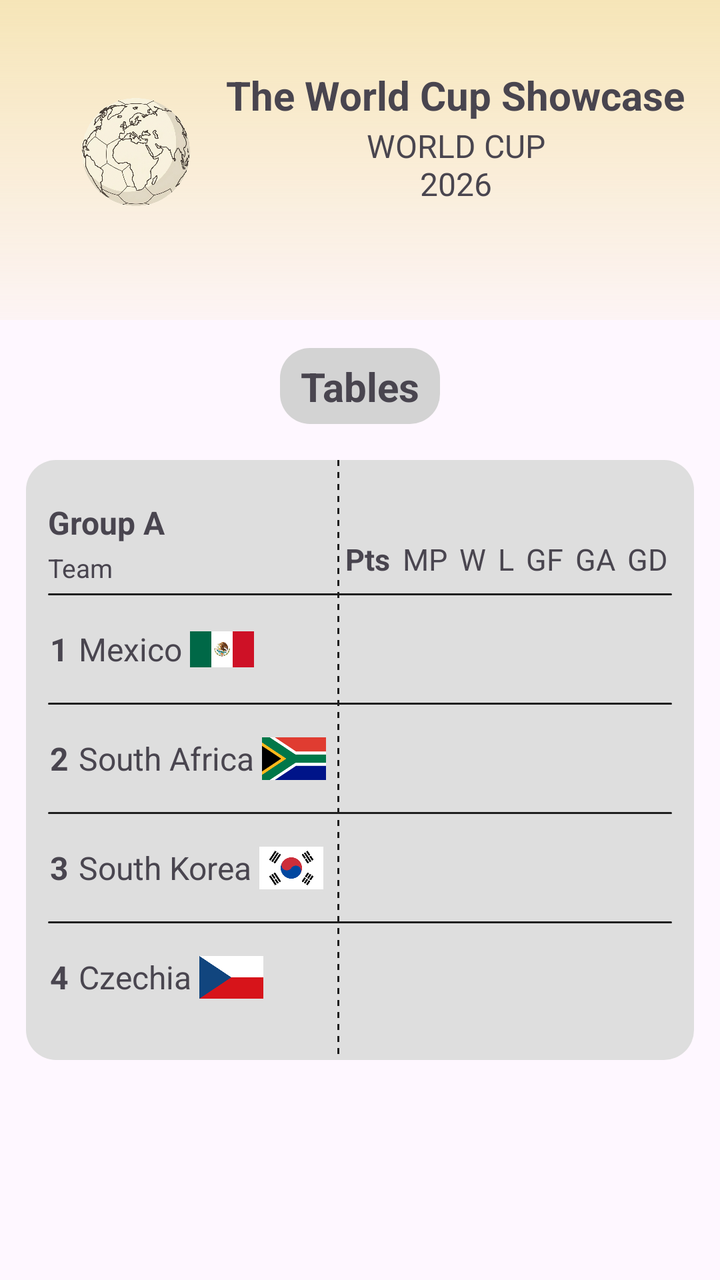
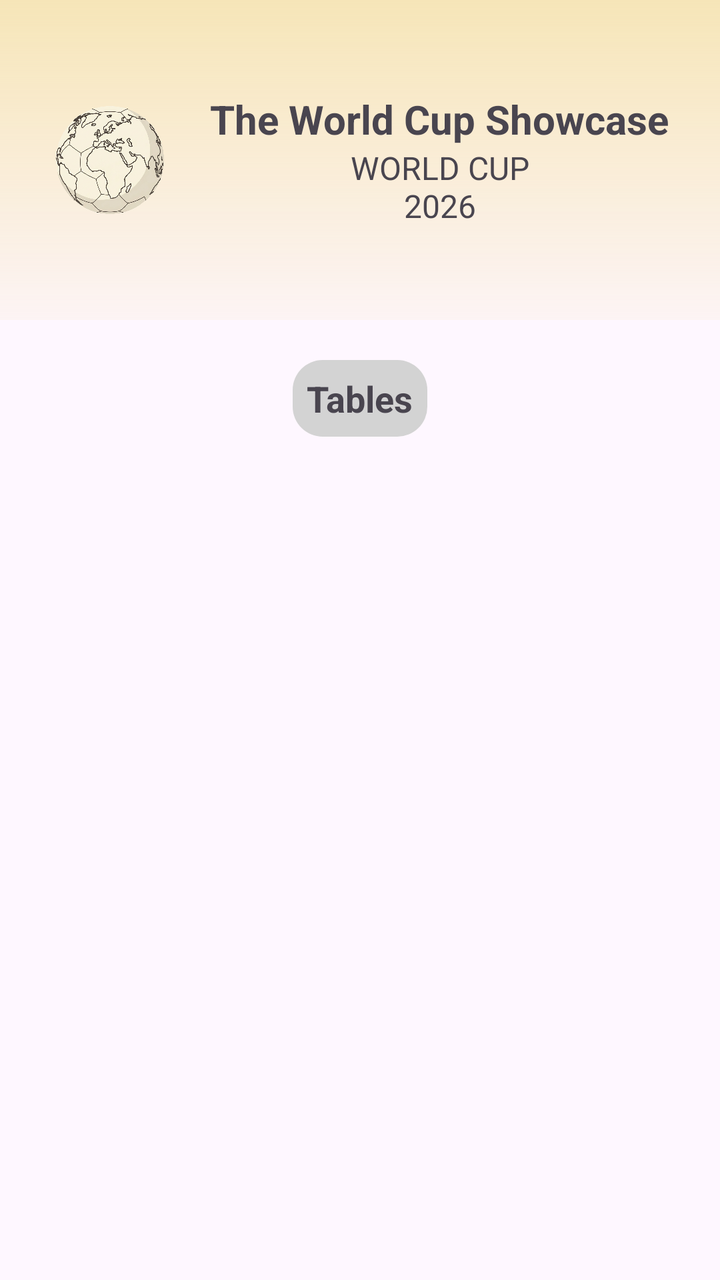

Two renders of the same Android screen: before a commit and after it. Below are the layout's source before the change and the commit's diff.
<!-- AndroidManifest.xml: application theme Theme.App_Copa_do_Mundo -->
<!-- res/layout/activity_tabelas.xml -->
<?xml version="1.0" encoding="utf-8"?>
<androidx.constraintlayout.widget.ConstraintLayout xmlns:android="http://schemas.android.com/apk/res/android"
    xmlns:app="http://schemas.android.com/apk/res-auto"
    xmlns:tools="http://schemas.android.com/tools"
    android:id="@+id/main"
    android:layout_width="match_parent"
    android:layout_height="match_parent"
    tools:context=".tabelas"
    android:orientation="vertical">


    <View
        android:id="@+id/view"
        android:layout_width="0dp"
        android:layout_height="160dp"
        android:background="@drawable/gradiente_banner_superior"
        app:layout_constraintEnd_toEndOf="parent"
        app:layout_constraintStart_toStartOf="parent"
        app:layout_constraintTop_toTopOf="parent">

    </View>


    <ImageView
        android:id="@+id/img_logo_id"
        android:layout_width="80dp"
        android:layout_height="80dp"
        android:layout_marginStart="28dp"
        android:src="@drawable/img_logo"
        app:layout_constraintBottom_toBottomOf="@+id/view"
        app:layout_constraintStart_toStartOf="parent"
        app:layout_constraintTop_toTopOf="parent"
        app:layout_constraintVertical_bias="0.45">

    </ImageView>

    <TextView
        android:id="@+id/txt_nome_do_app"
        android:layout_width="wrap_content"
        android:layout_height="wrap_content"
        android:layout_marginTop="34dp"
        android:layout_marginStart="5dp"
        android:gravity="center"
        android:text="@string/nome_do_app"
        android:textSize="20sp"


        android:textStyle="bold"
        app:layout_constraintEnd_toEndOf="parent"
        app:layout_constraintHorizontal_bias="0.0"
        app:layout_constraintStart_toEndOf="@+id/img_logo_id"
        app:layout_constraintTop_toTopOf="parent" />

    <TextView
        android:id="@+id/descricao_nome"
        android:layout_width="wrap_content"
        android:layout_height="wrap_content"
        android:layout_marginTop="1dp"
        android:gravity="center"
        android:text="@string/descricao_nome"
        android:textSize="16sp"
        app:layout_constraintHorizontal_bias="0.5"
        app:layout_constraintEnd_toEndOf="@+id/txt_nome_do_app"
        app:layout_constraintStart_toStartOf="@+id/txt_nome_do_app"
        app:layout_constraintTop_toBottomOf="@+id/txt_nome_do_app" />

    <ScrollView
        android:id="@+id/scrollView2"
        android:layout_width="0dp"
        android:layout_height="0dp"
        android:scrollbars="vertical"
        android:fillViewport="true"

        app:layout_constraintBottom_toBottomOf="parent"
        app:layout_constraintEnd_toEndOf="parent"
        app:layout_constraintHorizontal_bias="0.0"
        app:layout_constraintStart_toStartOf="parent"
        app:layout_constraintTop_toBottomOf="@+id/view"
        app:layout_constraintVertical_bias="0.0">

        <androidx.constraintlayout.widget.ConstraintLayout
            android:layout_width="match_parent"
            android:layout_height="match_parent">

            <View
                android:id="@+id/view4"
                android:layout_width="80dp"
                android:layout_height="38dp"
                android:layout_marginTop="14dp"
                android:background="@drawable/forma_arredondada"
                android:backgroundTint="@color/cor_fundo_tabelas_nome"
                app:layout_constraintEnd_toEndOf="parent"
                app:layout_constraintStart_toStartOf="parent"
                app:layout_constraintTop_toTopOf="parent">

            </View>

            <TextView
                android:id="@+id/textView"
                android:layout_width="wrap_content"
                android:layout_height="wrap_content"
                android:text="@string/tabelas"
                android:textSize="20sp"
                android:textStyle="bold"
                app:layout_constraintBottom_toBottomOf="@+id/view4"
                app:layout_constraintEnd_toEndOf="@+id/view4"
                app:layout_constraintStart_toStartOf="@+id/view4"
                app:layout_constraintTop_toTopOf="@+id/view4">

            </TextView>


            <View
                android:id="@+id/view8"
                android:layout_width="0dp"
                android:layout_height="300dp"
                android:layout_marginStart="13dp"
                android:layout_marginTop="18dp"
                android:layout_marginEnd="13dp"
                android:background="@drawable/forma_arredondada"
                android:backgroundTint="@color/fundo_tabelas"
                app:layout_constraintEnd_toEndOf="parent"
                app:layout_constraintHorizontal_bias="0.0"
                app:layout_constraintStart_toStartOf="parent"
                app:layout_constraintTop_toBottomOf="@+id/view4">

            </View>

            <View
                android:layout_width="1dp"
                android:layout_height="0dp"
                android:layout_marginEnd="3dp"
                android:background="@drawable/linha_vertical"
                app:layout_constraintBottom_toBottomOf="@+id/view8"
                app:layout_constraintEnd_toStartOf="@+id/textView18"
                app:layout_constraintTop_toTopOf="@+id/view8"
                app:layout_constraintVertical_bias="0.0">

            </View>

            <View
                android:id="@+id/view3"
                android:layout_width="0dp"
                android:layout_height="1dp"

                android:layout_marginTop="90dp"
                android:layout_marginEnd="24dp"
                android:background="@drawable/forma_arredondada"
                android:backgroundTint="@color/cor_separacao"


                app:layout_constraintEnd_toEndOf="parent"
                app:layout_constraintHorizontal_bias="0.0"
                app:layout_constraintStart_toStartOf="@+id/textView4"
                app:layout_constraintTop_toBottomOf="@+id/textView">

            </View>


            <TextView
                android:layout_width="wrap_content"
                android:layout_height="wrap_content"
                android:text="@string/grupo_a"
                android:textSize="16sp"
                android:textStyle="bold"
                android:layout_marginBottom="3dp"

                app:layout_constraintBottom_toTopOf="@+id/textView19"
                app:layout_constraintStart_toStartOf="@+id/textView19">

            </TextView>

            <TextView
                android:id="@+id/textView19"
                android:layout_width="wrap_content"
                android:layout_height="wrap_content"
                android:layout_marginBottom="4dp"
                android:text="@string/time"
                android:textSize="13sp"
                app:layout_constraintBottom_toTopOf="@+id/view3"
                app:layout_constraintStart_toStartOf="@+id/view3">

            </TextView>

            <TextView
                android:id="@+id/textView18"
                android:layout_width="wrap_content"
                android:layout_height="wrap_content"
                android:layout_marginEnd="6dp"
                android:text="@string/pontos"
                android:textSize="15sp"

                android:textStyle="bold"
                app:layout_constraintBottom_toTopOf="@+id/view3"
                app:layout_constraintEnd_toStartOf="@+id/textView5"
                app:layout_constraintTop_toBottomOf="@+id/textView"
                app:layout_constraintVertical_bias="0.9">

            </TextView>

            <TextView
                android:id="@+id/textView5"
                android:layout_width="wrap_content"
                android:layout_height="wrap_content"
                android:layout_marginEnd="6dp"
                android:textSize="15sp"
                android:text="@string/partidas_jogadas"
                app:layout_constraintEnd_toStartOf="@+id/textView12"
                app:layout_constraintTop_toTopOf="@+id/textView18">

            </TextView>

            <TextView
                android:id="@+id/textView12"
                android:layout_width="wrap_content"
                android:layout_height="wrap_content"
                android:layout_marginEnd="6dp"
                android:textSize="15sp"
                android:text="@string/vitorias"
                app:layout_constraintEnd_toStartOf="@+id/textView14"
                app:layout_constraintTop_toTopOf="@+id/textView5">

            </TextView>

            <TextView
                android:id="@+id/textView14"
                android:layout_width="wrap_content"
                android:layout_height="wrap_content"
                android:layout_marginEnd="6dp"
                android:textSize="15sp"
                android:text="@string/derrotas"
                app:layout_constraintEnd_toStartOf="@+id/textView15"
                app:layout_constraintTop_toTopOf="@+id/textView12">

            </TextView>

            <TextView
                android:id="@+id/textView15"
                android:layout_width="wrap_content"
                android:layout_height="wrap_content"
                android:layout_marginEnd="6dp"
                android:textSize="15sp"
                android:text="@string/gols_marcados"
                app:layout_constraintEnd_toStartOf="@+id/textView16"
                app:layout_constraintTop_toTopOf="@+id/textView14">

            </TextView>

            <TextView
                android:id="@+id/textView16"
                android:layout_width="wrap_content"
                android:layout_height="wrap_content"
                android:layout_marginEnd="6dp"
                android:textSize="15sp"
                android:text="@string/gold_contra"
                app:layout_constraintEnd_toStartOf="@+id/textView17"
                app:layout_constraintTop_toTopOf="@+id/textView15">

            </TextView>

            <TextView
                android:id="@+id/textView17"
                android:layout_width="wrap_content"
                android:layout_height="wrap_content"
                android:layout_marginEnd="26dp"
                android:textSize="15sp"
                android:text="@string/saldo_de_gols"
                app:layout_constraintEnd_toEndOf="parent"
                app:layout_constraintTop_toTopOf="@+id/textView16">

            </TextView>

            <TextView
                android:id="@+id/textView4"
                android:layout_width="wrap_content"
                android:layout_height="wrap_content"
                android:layout_marginStart="24dp"
                android:layout_marginTop="16dp"
                android:textStyle="bold"

                android:paddingStart="1dp"

                android:layout_marginBottom="15dp"
                android:text="@string/primeiro_tabela"
                android:textSize="16sp"

                app:layout_constraintStart_toStartOf="parent"
                app:layout_constraintTop_toBottomOf="@+id/view3">

            </TextView>

            <TextView
                android:id="@+id/textView2"
                android:layout_width="wrap_content"
                android:layout_height="wrap_content"
                android:layout_marginStart="5dp"

                android:text="@string/mexico"
                android:textSize="16sp"

                app:layout_constraintStart_toEndOf="@+id/textView4"
                app:layout_constraintTop_toTopOf="@+id/textView4">

            </TextView>

            <ImageView
                android:layout_width="32dp"
                android:layout_height="32dp"
                android:layout_marginStart="4dp"
                android:src="@drawable/bandeira_mexico"
                app:layout_constraintBottom_toBottomOf="@+id/textView2"
                app:layout_constraintStart_toEndOf="@+id/textView2"
                app:layout_constraintTop_toTopOf="@+id/textView2">

            </ImageView>

            <View
                android:id="@+id/view2"
                android:layout_width="0dp"
                android:layout_height="1dp"
                android:layout_marginTop="16dp"

                android:background="@drawable/forma_arredondada"
                android:backgroundTint="@color/cor_separacao"

                app:layout_constraintEnd_toEndOf="@+id/view3"
                app:layout_constraintHorizontal_bias="0.0"
                app:layout_constraintStart_toStartOf="@+id/textView4"
                app:layout_constraintTop_toBottomOf="@+id/textView4">

            </View>

            <TextView
                android:id="@+id/textView20"
                android:layout_width="wrap_content"
                android:layout_height="wrap_content"
                android:layout_marginTop="16dp"
                android:paddingStart="1dp"
                android:text="@string/segundo_tabela"
                android:textStyle="bold"
                android:textSize="16sp"
                app:layout_constraintStart_toStartOf="@+id/view2"
                app:layout_constraintTop_toBottomOf="@+id/view2">

            </TextView>

            <TextView
                android:id="@+id/textView23"
                android:layout_width="wrap_content"
                android:layout_height="wrap_content"
                android:layout_marginStart="5dp"
                android:text="@string/africa_sul"
                android:textSize="16sp"
                app:layout_constraintStart_toEndOf="@+id/textView20"
                app:layout_constraintTop_toTopOf="@+id/textView20">

            </TextView>

            <ImageView
                android:layout_width="32dp"
                android:layout_height="32dp"
                android:src="@drawable/bandeira_africa_sul"
                android:layout_marginStart="4dp"
                app:layout_constraintBottom_toBottomOf="@+id/textView23"
                app:layout_constraintStart_toEndOf="@+id/textView23"
                app:layout_constraintTop_toTopOf="@+id/textView23">

            </ImageView>

            <View
                android:id="@+id/view6"
                android:layout_width="0dp"
                android:layout_height="1dp"
                android:layout_marginTop="16dp"
                android:background="@drawable/forma_arredondada"
                android:backgroundTint="@color/cor_separacao"
                app:layout_constraintEnd_toEndOf="@+id/view2"
                app:layout_constraintStart_toStartOf="@+id/textView20"
                app:layout_constraintTop_toBottomOf="@+id/textView20">

            </View>

            <TextView
                android:id="@+id/textView21"
                android:layout_width="wrap_content"
                android:layout_height="wrap_content"
                android:layout_marginTop="16dp"
                android:paddingStart="1dp"
                android:text="@string/terceiro_tabela"
                android:textStyle="bold"
                android:textSize="16sp"
                app:layout_constraintStart_toStartOf="@+id/view6"
                app:layout_constraintTop_toBottomOf="@+id/view6">

            </TextView>

            <TextView
                android:id="@+id/textView24"
                android:layout_width="wrap_content"
                android:layout_height="wrap_content"
                android:layout_marginStart="5dp"
                android:text="@string/coreia_sul"
                android:textSize="16sp"
                app:layout_constraintStart_toEndOf="@+id/textView21"
                app:layout_constraintTop_toTopOf="@+id/textView21">

            </TextView>

            <ImageView
                android:layout_width="32dp"
                android:layout_height="32dp"
                android:src="@drawable/bandeira_coreia_sul"
                android:layout_marginStart="4dp"
                app:layout_constraintBottom_toBottomOf="@+id/textView24"
                app:layout_constraintStart_toEndOf="@+id/textView24"
                app:layout_constraintTop_toTopOf="@+id/textView24">

            </ImageView>

            <View
                android:id="@+id/view7"
                android:layout_width="0dp"
                android:layout_height="1dp"
                android:layout_marginTop="16dp"
                android:background="@drawable/forma_arredondada"
                android:backgroundTint="@color/cor_separacao"
                app:layout_constraintEnd_toEndOf="@+id/view6"
                app:layout_constraintStart_toStartOf="@+id/textView21"
                app:layout_constraintTop_toBottomOf="@+id/textView21">

            </View>

            <TextView
                android:id="@+id/textView22"
                android:layout_width="wrap_content"
                android:layout_height="wrap_content"
                android:layout_marginTop="16dp"
                android:paddingStart="1dp"
                android:text="@string/quarto_tabela"
                android:textSize="16sp"
                android:textStyle="bold"
                app:layout_constraintStart_toStartOf="@+id/view7"
                app:layout_constraintTop_toBottomOf="@+id/view7">

            </TextView>

            <TextView
                android:id="@+id/textView25"
                android:layout_width="wrap_content"
                android:layout_height="wrap_content"
                android:layout_marginStart="5dp"
                android:text="@string/tchequia"
                android:textSize="16sp"
                app:layout_constraintStart_toEndOf="@+id/textView22"
                app:layout_constraintTop_toTopOf="@+id/textView22">

            </TextView>

            <ImageView
                android:layout_width="32dp"
                android:layout_height="32dp"
                android:src="@drawable/bandeira_tchequia"
                android:layout_marginStart="4dp"
                app:layout_constraintBottom_toBottomOf="@+id/textView25"
                app:layout_constraintStart_toEndOf="@+id/textView25"
                app:layout_constraintTop_toTopOf="@+id/textView25">

            </ImageView>


        </androidx.constraintlayout.widget.ConstraintLayout>


    </ScrollView>


</androidx.constraintlayout.widget.ConstraintLayout>
<!-- resources referenced by this layout -->
<resources>
  <color name="cor_fundo_tabelas_nome">#d3d3d3</color>
  <color name="cor_separacao">#1F1F1F</color>
  <color name="fundo_tabelas">#DEDEDE</color>
  <!-- drawable bandeira_africa_sul: png bitmap (drawable, 1346 bytes) -->
  <!-- drawable bandeira_coreia_sul: png bitmap (drawable, 9836 bytes) -->
  <!-- drawable bandeira_mexico: png bitmap (drawable, 14105 bytes) -->
  <!-- drawable bandeira_tchequia: png bitmap (drawable, 1181 bytes) -->
  <!-- drawable forma_arredondada (drawable) -->
  <?xml version="1.0" encoding="utf-8"?>
  <shape xmlns:android="http://schemas.android.com/apk/res/android"
      android:shape="rectangle">
  
      <corners android:radius="15dp"> </corners>
  
  </shape>
  <!-- drawable gradiente_banner_superior (drawable) -->
  <?xml version="1.0" encoding="utf-8"?>
  <shape xmlns:android="http://schemas.android.com/apk/res/android">
  
      <gradient
          android:startColor="@color/cor_banner_superior_start"
          android:endColor="@color/cor_banner_superior_end"
          android:centerColor="@color/cor_banner_superior_center"
          android:angle="120"
          android:centerY="90"/>
  
  </shape>
  <!-- drawable img_logo: png bitmap (drawable, 825387 bytes) -->
  <!-- drawable linha_vertical (drawable) -->
  <layer-list xmlns:android="http://schemas.android.com/apk/res/android">
      <item
          android:left="-300dp"
          android:right="-300dp">
          <rotate
              android:fromDegrees="90"
              android:toDegrees="90">
              <shape android:shape="line">
                  <stroke
                      android:width="1dp"
                      android:dashGap="3dp"
                      android:dashWidth="3dp"
                      android:color="@color/cor_separacao" />
              </shape>
          </rotate>
      </item>
  </layer-list>
  <string name="africa_sul">South Africa</string>
  <string name="coreia_sul">South Korea</string>
  <string name="derrotas">L</string>
  <string name="descricao_nome">WORLD CUP\n2026</string>
  <string name="gold_contra">GA</string>
  <string name="gols_marcados">GF</string>
  <string name="grupo_a">Group A</string>
  <string name="mexico">Mexico</string>
  <string name="nome_do_app">The World Cup Showcase</string>
  <string name="partidas_jogadas">MP</string>
  <string name="pontos">Pts</string>
  <string name="primeiro_tabela">1</string>
  <string name="quarto_tabela">4</string>
  <string name="saldo_de_gols">GD</string>
  <string name="segundo_tabela">2</string>
  <string name="tabelas">Tables</string>
  <string name="tchequia">Czechia</string>
  <string name="terceiro_tabela">3</string>
  <string name="time">Team</string>
  <string name="vitorias">W</string>
  <style name="Theme.App_Copa_do_Mundo" parent="Base.Theme.App_Copa_do_Mundo" />
  <color name="cor_banner_superior_start">#F6E5B8</color>
  <color name="cor_banner_superior_end">#FFF8F2</color>
  <color name="cor_banner_superior_center">#27F6E5B8</color>
  <style name="Base.Theme.App_Copa_do_Mundo" parent="Theme.Material3.DayNight.NoActionBar">
  
          <item name="android:statusBarColor">@color/cor_banner_superior_start</item>
          <item name="android:windowLightStatusBar">true</item>
      </style>
</resources>

<!-- the commit's change to res/layout/activity_tabelas.xml (unified diff, before → after) -->
@@ -1,477 +1,92 @@
 <?xml version="1.0" encoding="utf-8"?>
-<androidx.constraintlayout.widget.ConstraintLayout xmlns:android="http://schemas.android.com/apk/res/android"
+<LinearLayout xmlns:android="http://schemas.android.com/apk/res/android"
     xmlns:app="http://schemas.android.com/apk/res-auto"
     xmlns:tools="http://schemas.android.com/tools"
     android:id="@+id/main"
     android:layout_width="match_parent"
     android:layout_height="match_parent"
-    tools:context=".tabelas"
+    tools:context=".Tabelas"
     android:orientation="vertical">
 
-
-    <View
-        android:id="@+id/view"
-        android:layout_width="0dp"
+    <LinearLayout
+        android:layout_width="match_parent"
         android:layout_height="160dp"
         android:background="@drawable/gradiente_banner_superior"
-        app:layout_constraintEnd_toEndOf="parent"
-        app:layout_constraintStart_toStartOf="parent"
-        app:layout_constraintTop_toTopOf="parent">
+        android:orientation="horizontal"
+        android:gravity="center">
 
-    </View>
+        <ImageView
+            android:id="@+id/img_logo_id"
+            android:layout_width="80dp"
+            android:layout_height="80dp"
+            android:src="@drawable/img_logo" />
+
+        <LinearLayout
+            android:id="@+id/display_nome"
+            android:layout_width="250dp"
+            android:layout_height="wrap_content"
+            android:gravity="center"
+            android:orientation="vertical">
+
+            <TextView
+                android:id="@+id/txt_nome_do_app"
+                android:layout_width="wrap_content"
+                android:layout_height="wrap_content"
+                android:text="@string/nome_do_app"
+                android:textSize="20sp"
+                android:textStyle="bold"
+                android:gravity="center" />
+
+            <TextView
+                android:id="@+id/descricao_nome"
+                android:layout_width="wrap_content"
+                android:layout_height="wrap_content"
+                android:text="@string/descricao_nome"
+                android:textSize="16sp"
+                android:gravity="center" />
+
+        </LinearLayout>
+
+    </LinearLayout>
 
 
-    <ImageView
-        android:id="@+id/img_logo_id"
-        android:layout_width="80dp"
-        android:layout_height="80dp"
-        android:layout_marginStart="28dp"
-        android:src="@drawable/img_logo"
-        app:layout_constraintBottom_toBottomOf="@+id/view"
-        app:layout_constraintStart_toStartOf="parent"
-        app:layout_constraintTop_toTopOf="parent"
-        app:layout_constraintVertical_bias="0.45">
+    <LinearLayout
+        android:layout_width="match_parent"
+        android:layout_height="wrap_content"
+        android:gravity="center"
+        android:layout_marginTop="20dp"
+        android:orientation="vertical">
 
-    </ImageView>
-
-    <TextView
-        android:id="@+id/txt_nome_do_app"
-        android:layout_width="wrap_content"
-        android:layout_height="wrap_content"
-        android:layout_marginTop="34dp"
-        android:layout_marginStart="5dp"
-        android:gravity="center"
-        android:text="@string/nome_do_app"
-        android:textSize="20sp"
-
-
-        android:textStyle="bold"
-        app:layout_constraintEnd_toEndOf="parent"
-        app:layout_constraintHorizontal_bias="0.0"
-        app:layout_constraintStart_toEndOf="@+id/img_logo_id"
-        app:layout_constraintTop_toTopOf="parent" />
-
-    <TextView
-        android:id="@+id/descricao_nome"
-        android:layout_width="wrap_content"
-        android:layout_height="wrap_content"
-        android:layout_marginTop="1dp"
-        android:gravity="center"
-        android:text="@string/descricao_nome"
-        android:textSize="16sp"
-        app:layout_constraintHorizontal_bias="0.5"
-        app:layout_constraintEnd_toEndOf="@+id/txt_nome_do_app"
-        app:layout_constraintStart_toStartOf="@+id/txt_nome_do_app"
-        app:layout_constraintTop_toBottomOf="@+id/txt_nome_do_app" />
-
-    <ScrollView
-        android:id="@+id/scrollView2"
-        android:layout_width="0dp"
-        android:layout_height="0dp"
-        android:scrollbars="vertical"
-        android:fillViewport="true"
-
-        app:layout_constraintBottom_toBottomOf="parent"
-        app:layout_constraintEnd_toEndOf="parent"
-        app:layout_constraintHorizontal_bias="0.0"
-        app:layout_constraintStart_toStartOf="parent"
-        app:layout_constraintTop_toBottomOf="@+id/view"
-        app:layout_constraintVertical_bias="0.0">
-
-        <androidx.constraintlayout.widget.ConstraintLayout
-            android:layout_width="match_parent"
-            android:layout_height="match_parent">
-
-            <View
-                android:id="@+id/view4"
-                android:layout_width="80dp"
-                android:layout_height="38dp"
-                android:layout_marginTop="14dp"
-                android:background="@drawable/forma_arredondada"
-                android:backgroundTint="@color/cor_fundo_tabelas_nome"
-                app:layout_constraintEnd_toEndOf="parent"
-                app:layout_constraintStart_toStartOf="parent"
-                app:layout_constraintTop_toTopOf="parent">
-
-            </View>
-
-            <TextView
-                android:id="@+id/textView"
-                android:layout_width="wrap_content"
-                android:layout_height="wrap_content"
-                android:text="@string/tabelas"
-                android:textSize="20sp"
-                android:textStyle="bold"
-                app:layout_constraintBottom_toBottomOf="@+id/view4"
-                app:layout_constraintEnd_toEndOf="@+id/view4"
-                app:layout_constraintStart_toStartOf="@+id/view4"
-                app:layout_constraintTop_toTopOf="@+id/view4">
-
-            </TextView>
-
-
-            <View
-                android:id="@+id/view8"
-                android:layout_width="0dp"
-                android:layout_height="300dp"
-                android:layout_marginStart="13dp"
-                android:layout_marginTop="18dp"
-                android:layout_marginEnd="13dp"
-                android:background="@drawable/forma_arredondada"
-                android:backgroundTint="@color/fundo_tabelas"
-                app:layout_constraintEnd_toEndOf="parent"
-                app:layout_constraintHorizontal_bias="0.0"
-                app:layout_constraintStart_toStartOf="parent"
-                app:layout_constraintTop_toBottomOf="@+id/view4">
-
-            </View>
-
-            <View
-                android:layout_width="1dp"
-                android:layout_height="0dp"
-                android:layout_marginEnd="3dp"
-                android:background="@drawable/linha_vertical"
-                app:layout_constraintBottom_toBottomOf="@+id/view8"
-                app:layout_constraintEnd_toStartOf="@+id/textView18"
-                app:layout_constraintTop_toTopOf="@+id/view8"
-                app:layout_constraintVertical_bias="0.0">
-
-            </View>
-
-            <View
-                android:id="@+id/view3"
-                android:layout_width="0dp"
-                android:layout_height="1dp"
-
-                android:layout_marginTop="90dp"
-                android:layout_marginEnd="24dp"
-                android:background="@drawable/forma_arredondada"
-                android:backgroundTint="@color/cor_separacao"
-
-
-                app:layout_constraintEnd_toEndOf="parent"
-                app:layout_constraintHorizontal_bias="0.0"
-                app:layout_constraintStart_toStartOf="@+id/textView4"
-                app:layout_constraintTop_toBottomOf="@+id/textView">
-
-            </View>
-
+        <LinearLayout
+            android:layout_width="wrap_content"
+            android:layout_height="wrap_content"
+            android:background="@drawable/forma_arredondada"
+            android:backgroundTint="@color/cor_fundo_tabelas_nome"
+            android:gravity="center">
 
             <TextView
                 android:layout_width="wrap_content"
                 android:layout_height="wrap_content"
-                android:text="@string/grupo_a"
-                android:textSize="16sp"
-                android:textStyle="bold"
-                android:layout_marginBottom="3dp"
-
-                app:layout_constraintBottom_toTopOf="@+id/textView19"
-                app:layout_constraintStart_toStartOf="@+id/textView19">
+                android:text="@string/tabelas"
+                android:layout_marginTop="7dp"
+                android:layout_marginEnd="7dp"
+                android:layout_marginBottom="7dp"
+                android:layout_marginStart="7dp"
+                android:textSize="18sp"
+                android:textStyle="bold">
 
             </TextView>
 
-            <TextView
-                android:id="@+id/textView19"
-                android:layout_width="wrap_content"
-                android:layout_height="wrap_content"
-                android:layout_marginBottom="4dp"
-                android:text="@string/time"
-                android:textSize="13sp"
-                app:layout_constraintBottom_toTopOf="@+id/view3"
-                app:layout_constraintStart_toStartOf="@+id/view3">
+        </LinearLayout>
 
-            </TextView>
+    </LinearLayout>
 
-            <TextView
-                android:id="@+id/textView18"
-                android:layout_width="wrap_content"
-                android:layout_height="wrap_content"
-                android:layout_marginEnd="6dp"
-                android:text="@string/pontos"
-                android:textSize="15sp"
+    <androidx.recyclerview.widget.RecyclerView
+        android:id="@+id/recyclerTabela"
+        android:layout_width="match_parent"
+        android:layout_height="0dp"
+        android:layout_weight="1"
+        android:layout_marginBottom="10dp"
+        android:layout_marginTop="5dp"/>
 
-                android:textStyle="bold"
-                app:layout_constraintBottom_toTopOf="@+id/view3"
-                app:layout_constraintEnd_toStartOf="@+id/textView5"
-                app:layout_constraintTop_toBottomOf="@+id/textView"
-                app:layout_constraintVertical_bias="0.9">
-
-            </TextView>
-
-            <TextView
-                android:id="@+id/textView5"
-                android:layout_width="wrap_content"
-                android:layout_height="wrap_content"
-                android:layout_marginEnd="6dp"
-                android:textSize="15sp"
-                android:text="@string/partidas_jogadas"
-                app:layout_constraintEnd_toStartOf="@+id/textView12"
-                app:layout_constraintTop_toTopOf="@+id/textView18">
-
-            </TextView>
-
-            <TextView
-                android:id="@+id/textView12"
-                android:layout_width="wrap_content"
-                android:layout_height="wrap_content"
-                android:layout_marginEnd="6dp"
-                android:textSize="15sp"
-                android:text="@string/vitorias"
-                app:layout_constraintEnd_toStartOf="@+id/textView14"
-                app:layout_constraintTop_toTopOf="@+id/textView5">
-
-            </TextView>
-
-            <TextView
-                android:id="@+id/textView14"
-                android:layout_width="wrap_content"
-                android:layout_height="wrap_content"
-                android:layout_marginEnd="6dp"
-                android:textSize="15sp"
-                android:text="@string/derrotas"
-                app:layout_constraintEnd_toStartOf="@+id/textView15"
-                app:layout_constraintTop_toTopOf="@+id/textView12">
-
-            </TextView>
-
-            <TextView
-                android:id="@+id/textView15"
-                android:layout_width="wrap_content"
-                android:layout_height="wrap_content"
-                android:layout_marginEnd="6dp"
-                android:textSize="15sp"
-                android:text="@string/gols_marcados"
-                app:layout_constraintEnd_toStartOf="@+id/textView16"
-                app:layout_constraintTop_toTopOf="@+id/textView14">
-
-            </TextView>
-
-            <TextView
-                android:id="@+id/textView16"
-                android:layout_width="wrap_content"
-                android:layout_height="wrap_content"
-                android:layout_marginEnd="6dp"
-                android:textSize="15sp"
-                android:text="@string/gold_contra"
-                app:layout_constraintEnd_toStartOf="@+id/textView17"
-                app:layout_constraintTop_toTopOf="@+id/textView15">
-
-            </TextView>
-
-            <TextView
-                android:id="@+id/textView17"
-                android:layout_width="wrap_content"
-                android:layout_height="wrap_content"
-                android:layout_marginEnd="26dp"
-                android:textSize="15sp"
-                android:text="@string/saldo_de_gols"
-                app:layout_constraintEnd_toEndOf="parent"
-                app:layout_constraintTop_toTopOf="@+id/textView16">
-
-            </TextView>
-
-            <TextView
-                android:id="@+id/textView4"
-                android:layout_width="wrap_content"
-                android:layout_height="wrap_content"
-                android:layout_marginStart="24dp"
-                android:layout_marginTop="16dp"
-                android:textStyle="bold"
-
-                android:paddingStart="1dp"
-
-                android:layout_marginBottom="15dp"
-                android:text="@string/primeiro_tabela"
-                android:textSize="16sp"
-
-                app:layout_constraintStart_toStartOf="parent"
-                app:layout_constraintTop_toBottomOf="@+id/view3">
-
-            </TextView>
-
-            <TextView
-                android:id="@+id/textView2"
-                android:layout_width="wrap_content"
-                android:layout_height="wrap_content"
-                android:layout_marginStart="5dp"
-
-                android:text="@string/mexico"
-                android:textSize="16sp"
-
-                app:layout_constraintStart_toEndOf="@+id/textView4"
-                app:layout_constraintTop_toTopOf="@+id/textView4">
-
-            </TextView>
-
-            <ImageView
-                android:layout_width="32dp"
-                android:layout_height="32dp"
-                android:layout_marginStart="4dp"
-                android:src="@drawable/bandeira_mexico"
-                app:layout_constraintBottom_toBottomOf="@+id/textView2"
-                app:layout_constraintStart_toEndOf="@+id/textView2"
-                app:layout_constraintTop_toTopOf="@+id/textView2">
-
-            </ImageView>
-
-            <View
-                android:id="@+id/view2"
-                android:layout_width="0dp"
-                android:layout_height="1dp"
-                android:layout_marginTop="16dp"
-
-                android:background="@drawable/forma_arredondada"
-                android:backgroundTint="@color/cor_separacao"
-
-                app:layout_constraintEnd_toEndOf="@+id/view3"
-                app:layout_constraintHorizontal_bias="0.0"
-                app:layout_constraintStart_toStartOf="@+id/textView4"
-                app:layout_constraintTop_toBottomOf="@+id/textView4">
-
-            </View>
-
-            <TextView
-                android:id="@+id/textView20"
-                android:layout_width="wrap_content"
-                android:layout_height="wrap_content"
-                android:layout_marginTop="16dp"
-                android:paddingStart="1dp"
-                android:text="@string/segundo_tabela"
-                android:textStyle="bold"
-                android:textSize="16sp"
-                app:layout_constraintStart_toStartOf="@+id/view2"
-                app:layout_constraintTop_toBottomOf="@+id/view2">
-
-            </TextView>
-
-            <TextView
-                android:id="@+id/textView23"
-                android:layout_width="wrap_content"
-                android:layout_height="wrap_content"
-                android:layout_marginStart="5dp"
-                android:text="@string/africa_sul"
-                android:textSize="16sp"
-                app:layout_constraintStart_toEndOf="@+id/textView20"
-                app:layout_constraintTop_toTopOf="@+id/textView20">
-
-            </TextView>
-
-            <ImageView
-                android:layout_width="32dp"
-                android:layout_height="32dp"
-                android:src="@drawable/bandeira_africa_sul"
-                android:layout_marginStart="4dp"
-                app:layout_constraintBottom_toBottomOf="@+id/textView23"
-                app:layout_constraintStart_toEndOf="@+id/textView23"
-                app:layout_constraintTop_toTopOf="@+id/textView23">
-
-            </ImageView>
-
-            <View
-                android:id="@+id/view6"
-                android:layout_width="0dp"
-                android:layout_height="1dp"
-                android:layout_marginTop="16dp"
-                android:background="@drawable/forma_arredondada"
-                android:backgroundTint="@color/cor_separacao"
-                app:layout_constraintEnd_toEndOf="@+id/view2"
-                app:layout_constraintStart_toStartOf="@+id/textView20"
-                app:layout_constraintTop_toBottomOf="@+id/textView20">
-
-            </View>
-
-            <TextView
-                android:id="@+id/textView21"
-                android:layout_width="wrap_content"
-                android:layout_height="wrap_content"
-                android:layout_marginTop="16dp"
-                android:paddingStart="1dp"
-                android:text="@string/terceiro_tabela"
-                android:textStyle="bold"
-                android:textSize="16sp"
-                app:layout_constraintStart_toStartOf="@+id/view6"
-                app:layout_constraintTop_toBottomOf="@+id/view6">
-
-            </TextView>
-
-            <TextView
-                android:id="@+id/textView24"
-                android:layout_width="wrap_content"
-                android:layout_height="wrap_content"
-                android:layout_marginStart="5dp"
-                android:text="@string/coreia_sul"
-                android:textSize="16sp"
-                app:layout_constraintStart_toEndOf="@+id/textView21"
-                app:layout_constraintTop_toTopOf="@+id/textView21">
-
-            </TextView>
-
-            <ImageView
-                android:layout_width="32dp"
-                android:layout_height="32dp"
-                android:src="@drawable/bandeira_coreia_sul"
-                android:layout_marginStart="4dp"
-                app:layout_constraintBottom_toBottomOf="@+id/textView24"
-                app:layout_constraintStart_toEndOf="@+id/textView24"
-                app:layout_constraintTop_toTopOf="@+id/textView24">
-
-            </ImageView>
-
-            <View
-                android:id="@+id/view7"
-                android:layout_width="0dp"
-                android:layout_height="1dp"
-                android:layout_marginTop="16dp"
-                android:background="@drawable/forma_arredondada"
-                android:backgroundTint="@color/cor_separacao"
-                app:layout_constraintEnd_toEndOf="@+id/view6"
-                app:layout_constraintStart_toStartOf="@+id/textView21"
-                app:layout_constraintTop_toBottomOf="@+id/textView21">
-
-            </View>
-
-            <TextView
-                android:id="@+id/textView22"
-                android:layout_width="wrap_content"
-                android:layout_height="wrap_content"
-                android:layout_marginTop="16dp"
-                android:paddingStart="1dp"
-                android:text="@string/quarto_tabela"
-                android:textSize="16sp"
-                android:textStyle="bold"
-                app:layout_constraintStart_toStartOf="@+id/view7"
-                app:layout_constraintTop_toBottomOf="@+id/view7">
-
-            </TextView>
-
-            <TextView
-                android:id="@+id/textView25"
-                android:layout_width="wrap_content"
-                android:layout_height="wrap_content"
-                android:layout_marginStart="5dp"
-                android:text="@string/tchequia"
-                android:textSize="16sp"
-                app:layout_constraintStart_toEndOf="@+id/textView22"
-                app:layout_constraintTop_toTopOf="@+id/textView22">
-
-            </TextView>
-
-            <ImageView
-                android:layout_width="32dp"
-                android:layout_height="32dp"
-                android:src="@drawable/bandeira_tchequia"
-                android:layout_marginStart="4dp"
-                app:layout_constraintBottom_toBottomOf="@+id/textView25"
-                app:layout_constraintStart_toEndOf="@+id/textView25"
-                app:layout_constraintTop_toTopOf="@+id/textView25">
-
-            </ImageView>
-
-
-        </androidx.constraintlayout.widget.ConstraintLayout>
-
-
-    </ScrollView>
-
-
-</androidx.constraintlayout.widget.ConstraintLayout>
+</LinearLayout>
<!-- resource entries referenced after the edit -->
@@ -1,12 +1,6 @@
 <!-- resources referenced by this layout -->
 <resources>
   <color name="cor_fundo_tabelas_nome">#d3d3d3</color>
-  <color name="cor_separacao">#1F1F1F</color>
-  <color name="fundo_tabelas">#DEDEDE</color>
-  <!-- drawable bandeira_africa_sul: png bitmap (drawable, 1346 bytes) -->
-  <!-- drawable bandeira_coreia_sul: png bitmap (drawable, 9836 bytes) -->
-  <!-- drawable bandeira_mexico: png bitmap (drawable, 14105 bytes) -->
-  <!-- drawable bandeira_tchequia: png bitmap (drawable, 1181 bytes) -->
   <!-- drawable forma_arredondada (drawable) -->
   <?xml version="1.0" encoding="utf-8"?>
   <shape xmlns:android="http://schemas.android.com/apk/res/android"
@@ -28,44 +22,9 @@
   
   </shape>
   <!-- drawable img_logo: png bitmap (drawable, 825387 bytes) -->
-  <!-- drawable linha_vertical (drawable) -->
-  <layer-list xmlns:android="http://schemas.android.com/apk/res/android">
-      <item
-          android:left="-300dp"
-          android:right="-300dp">
-          <rotate
-              android:fromDegrees="90"
-              android:toDegrees="90">
-              <shape android:shape="line">
-                  <stroke
-                      android:width="1dp"
-                      android:dashGap="3dp"
-                      android:dashWidth="3dp"
-                      android:color="@color/cor_separacao" />
-              </shape>
-          </rotate>
-      </item>
-  </layer-list>
-  <string name="africa_sul">South Africa</string>
-  <string name="coreia_sul">South Korea</string>
-  <string name="derrotas">L</string>
   <string name="descricao_nome">WORLD CUP\n2026</string>
-  <string name="gold_contra">GA</string>
-  <string name="gols_marcados">GF</string>
-  <string name="grupo_a">Group A</string>
-  <string name="mexico">Mexico</string>
   <string name="nome_do_app">The World Cup Showcase</string>
-  <string name="partidas_jogadas">MP</string>
-  <string name="pontos">Pts</string>
-  <string name="primeiro_tabela">1</string>
-  <string name="quarto_tabela">4</string>
-  <string name="saldo_de_gols">GD</string>
-  <string name="segundo_tabela">2</string>
   <string name="tabelas">Tables</string>
-  <string name="tchequia">Czechia</string>
-  <string name="terceiro_tabela">3</string>
-  <string name="time">Team</string>
-  <string name="vitorias">W</string>
   <style name="Theme.App_Copa_do_Mundo" parent="Base.Theme.App_Copa_do_Mundo" />
   <color name="cor_banner_superior_start">#F6E5B8</color>
   <color name="cor_banner_superior_end">#FFF8F2</color>
